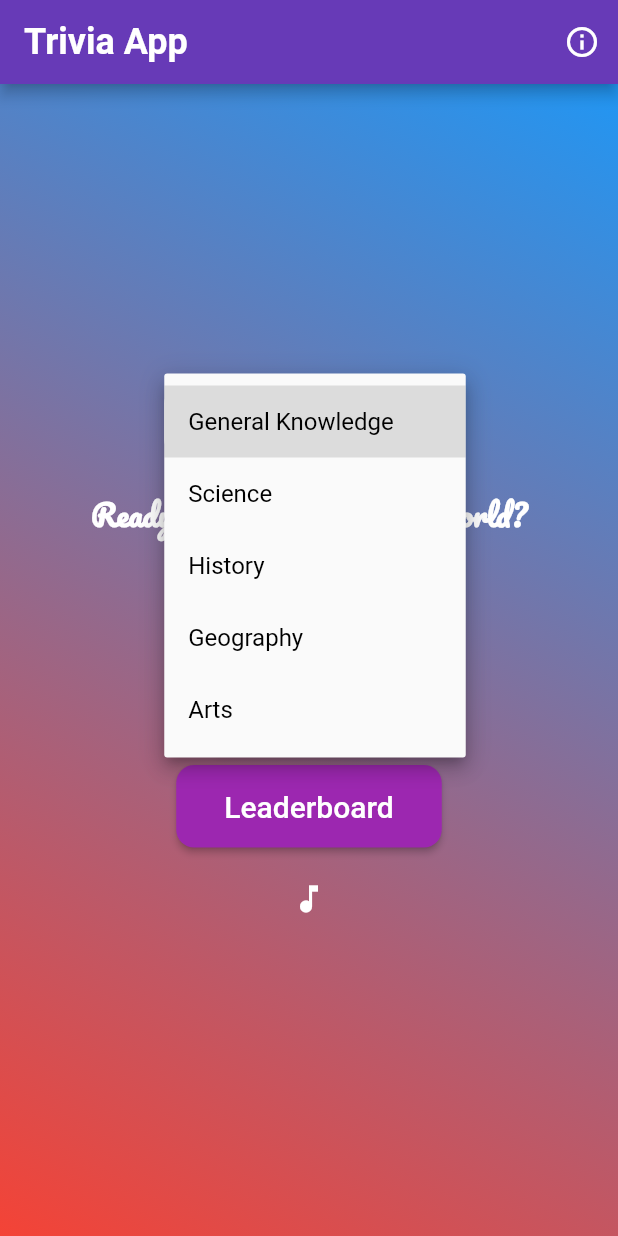
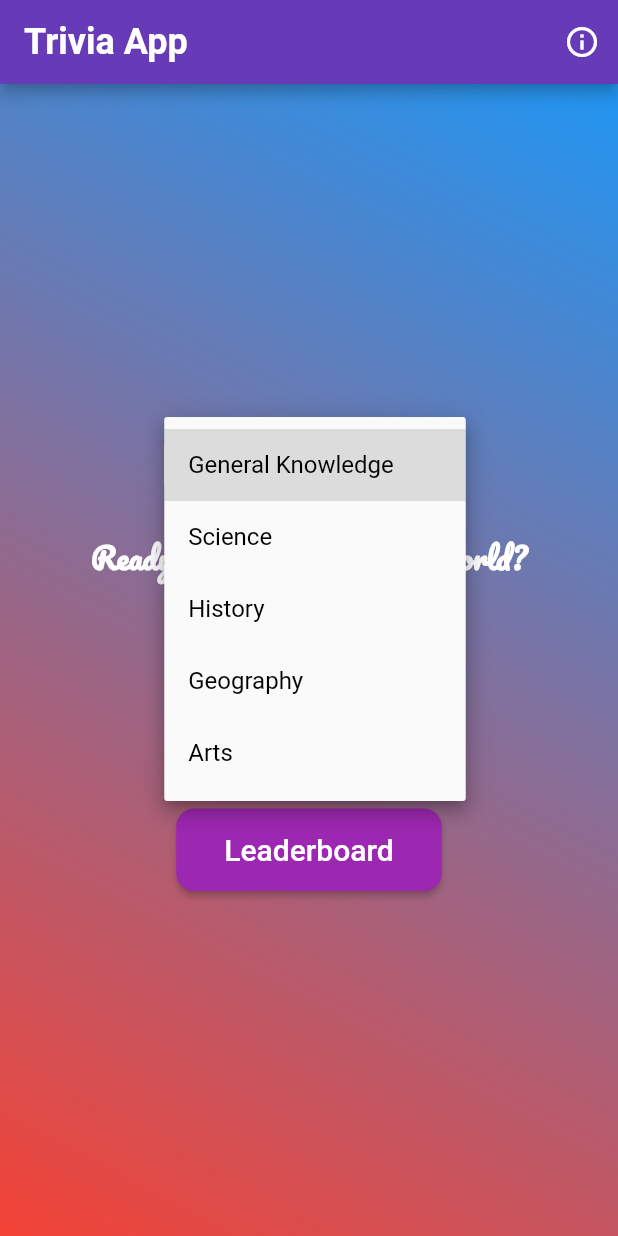
Before and after one commit to Jared223/TriviaApp, a Flutter app: the screen it shows after launch, after a tap on "General Knowledge", on a phone screen of 412 x 824 dp. Run offline on Flutter 3.47's test engine with Material 2 defaults, Android fonts, the phone set to English and light mode, and no system bars; our stand-ins replace audioplayers; missing offline and left inert: html_character_entities; network calls fail.

```diff
--- a/trivia_app/lib/screens/MainMenu.dart
+++ b/trivia_app/lib/screens/MainMenu.dart
@@ -20,31 +20,10 @@ class _MainMenuState extends State<MainMenu> {
   @override
   void initState() {
     super.initState();
-    _playMusic("amerika.mp3"); // Play the "amerika.mp3" song on the MainMenu
-  }
-
-  Future<void> _playMusic(String musicPath) async {
-    await _audioPlayer.stop();
-    await _audioPlayer.play("assets/$musicPath", isLocal: true);
-    setState(() {
-      _isMusicPlaying = true;
-    });
-  }
-
-  void _toggleMusic() {
-    if (_isMusicPlaying) {
-      _audioPlayer.pause();
-    } else {
-      _audioPlayer.resume();
-    }
-    setState(() {
-      _isMusicPlaying = !_isMusicPlaying;
-    });
   }
 
   @override
   void dispose() {
-    _audioPlayer.dispose();
     super.dispose();
   }
 
@@ -228,14 +207,6 @@ class _MainMenuState extends State<MainMenu> {
                   );
                 },
               ),
-              SizedBox(height: 10),
-              IconButton(
-                icon: Icon(
-                  _isMusicPlaying ? Icons.music_note : Icons.music_off,
-                  color: Colors.white,
-                ),
-                onPressed: _toggleMusic,
-              ),
             ],
           ),
         ),
--- a/trivia_app/pubspec.yaml
+++ b/trivia_app/pubspec.yaml
@@ -14,7 +14,7 @@ dependencies:
   html_character_entities: ^1.0.0
   provider: ^5.0.0
   cupertino_icons: ^1.0.2
-  audioplayers: ^0.20.1
+  audioplayers: ^4.0.1
 
 dev_dependencies:
   flutter_test:
```
Also changed, not shown: trivia_app/lib/screens/GameScreen.dart (+0 -31 lines), assets/GameOver.jpeg (renamed from trivia_app/assets/GameOver.jpeg), assets/MainMenu.jpg (renamed from trivia_app/assets/MainMenu.jpg), assets/QuestionScreen.jpeg (renamed from trivia_app/assets/QuestionScreen.jpeg), trivia_app/pubspec.lock, 8 other files.
